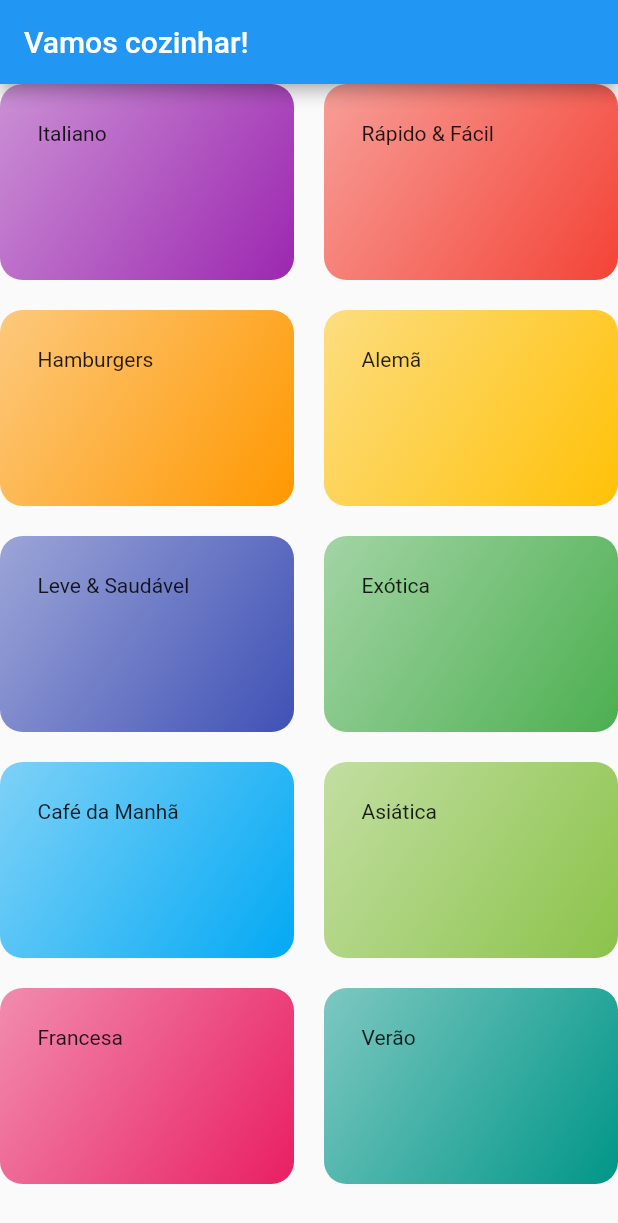
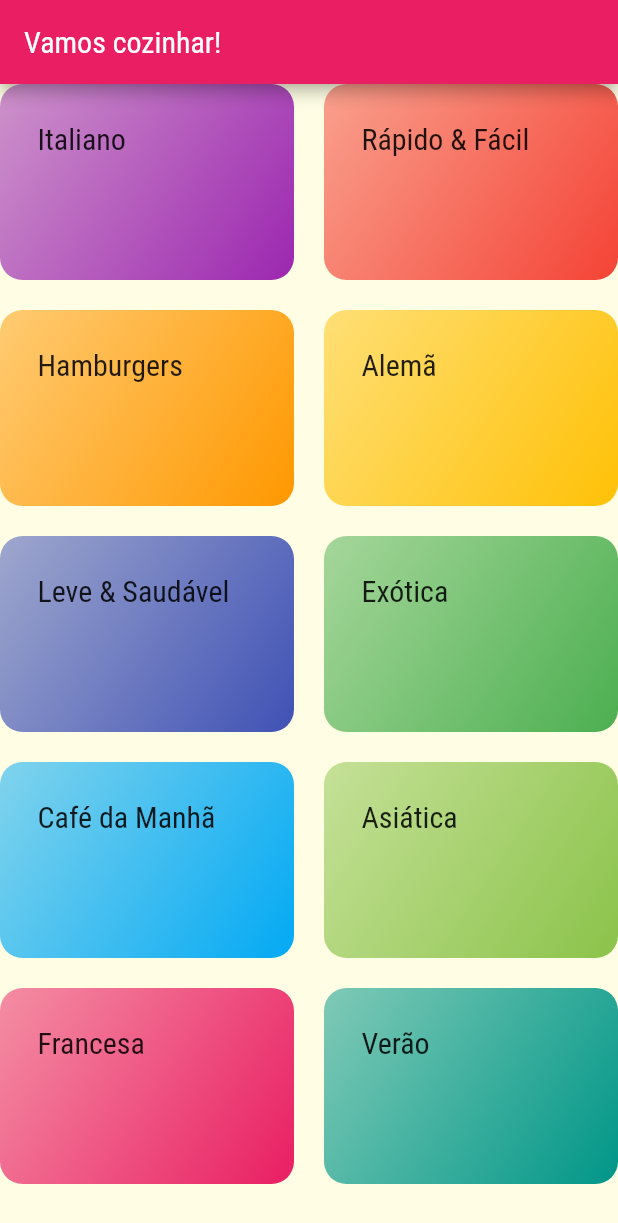
Before and after one commit to 2Wesley2/MealsApp, a Flutter app: the screen it shows after launch, on a phone screen of 412 x 824 dp. Shown: the top 1223 px of the screen. Run offline on Flutter 3.47's test engine with Material 2 defaults, Android fonts, the phone set to English and light mode, and no system bars.

Commit message:
Definido um Tema para aplicação e  aplicado as fontes

```diff
--- a/lib/components/category_item.dart
+++ b/lib/components/category_item.dart
@@ -4,7 +4,7 @@ import '../models/category.dart';
 class CategoryItem extends StatelessWidget {
   final Category category;
 
-  CategoryItem(this.category, {super.key});
+  const CategoryItem(this.category, {super.key});
 
   @override
   Widget build(BuildContext context) {
@@ -21,7 +21,10 @@ class CategoryItem extends StatelessWidget {
           end: Alignment.bottomRight,
         ),
       ),
-      child: Text(category.title),
+      child: Text(
+        category.title,
+        style: Theme.of(context).textTheme.titleLarge,
+      ),
     );
   }
 }
--- a/lib/main.dart
+++ b/lib/main.dart
@@ -13,7 +13,18 @@ class MyApp extends StatelessWidget {
     return MaterialApp(
       title: 'Vamos Cozinhar?',
       theme: ThemeData(
-        primarySwatch: Colors.blue,
+        colorScheme: ColorScheme.fromSwatch().copyWith(
+          primary: Colors.pink,
+          secondary: Colors.amber,
+        ),
+        canvasColor: const Color.fromRGBO(255, 254, 229, 1),
+        fontFamily: 'Raleway',
+        textTheme: ThemeData.light().textTheme.copyWith(
+              titleLarge: const TextStyle(
+                fontSize: 20,
+                fontFamily: 'RobotoCondensed',
+              ),
+            ),
       ),
       home: const CategoryScreen(),
     );
```
